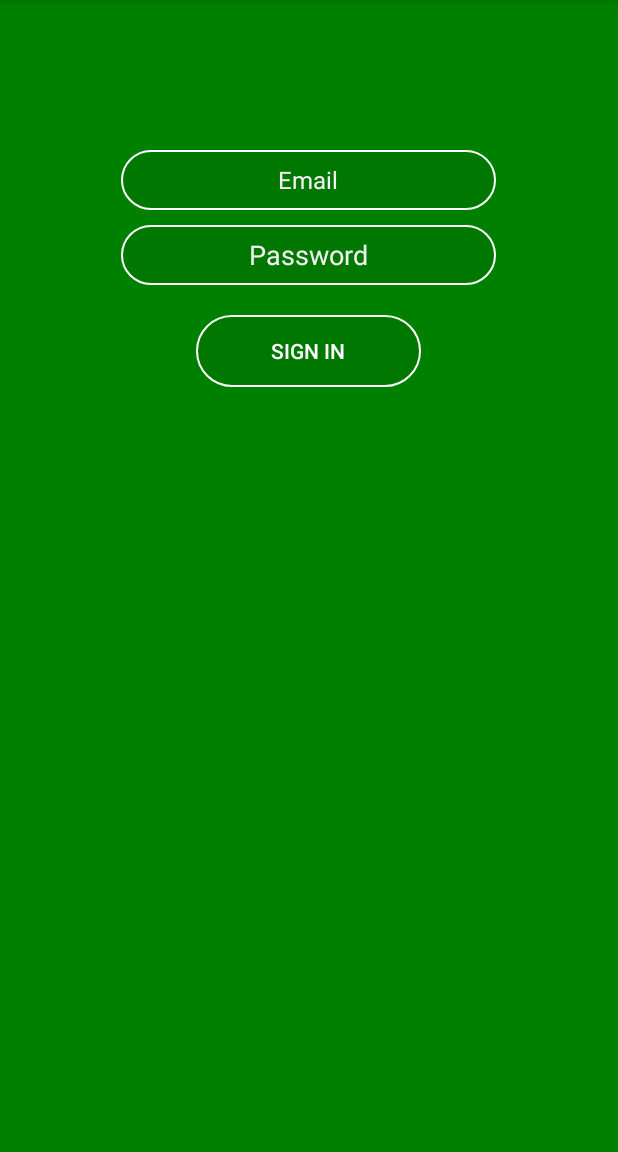
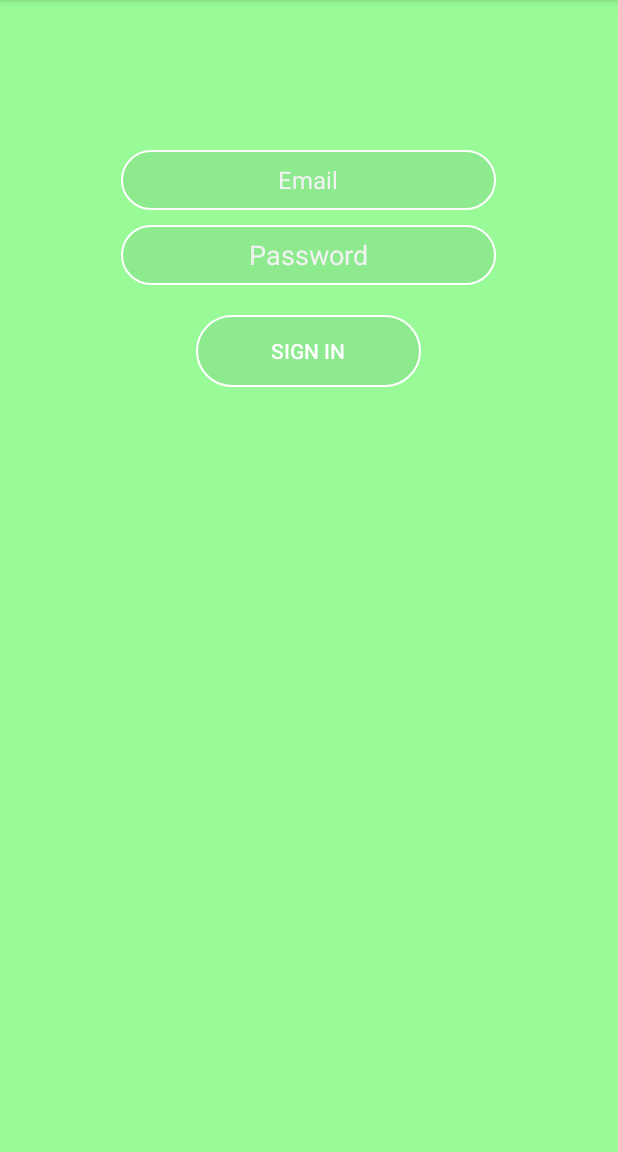
Before and after one commit to FrankKamala/Appointment_Booking, an Android app: the DocLog screen opened directly, with no data from a screen before it, on a phone screen of 412 x 824 dp, the part 84-1236 px from its top. Run offline under Robolectric (Android 15) with nearby library versions, the light colour scheme and no system bars.

Commit message:
changed color on sign up

```diff
--- a/app/src/main/res/drawable/gradient_sign_up.xml
+++ b/app/src/main/res/drawable/gradient_sign_up.xml
@@ -3,7 +3,7 @@
     android:shape="rectangle">
     <gradient
         android:startColor="#3D5069"
-        android:centerColor="#800000"
+        android:centerColor="#C0C0C0"
         android:endColor="#800000"
         android:angle="90"/>
     <corners
--- a/app/src/main/res/layout/activity_doc_log.xml
+++ b/app/src/main/res/layout/activity_doc_log.xml
@@ -4,7 +4,7 @@
     xmlns:tools="http://schemas.android.com/tools"
     android:layout_width="match_parent"
     android:layout_height="match_parent"
-    android:background="#008000	"
+    android:background="#98FB98"
     android:orientation="vertical"
     tools:context=".DocLog">
     <EditText
```
